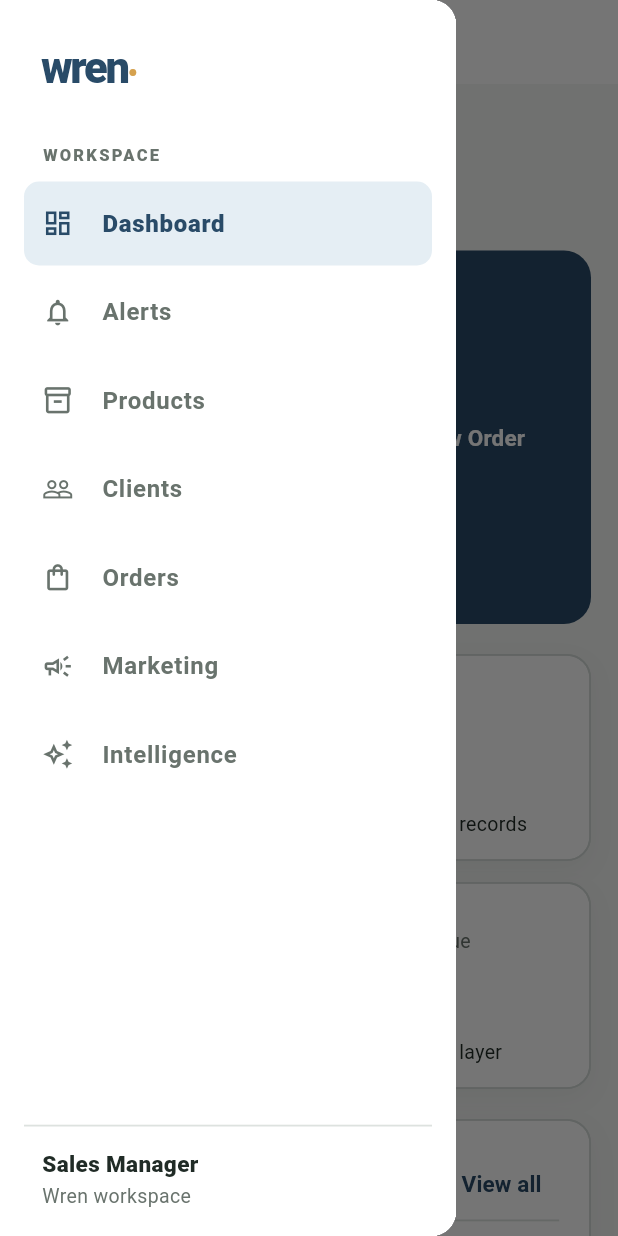
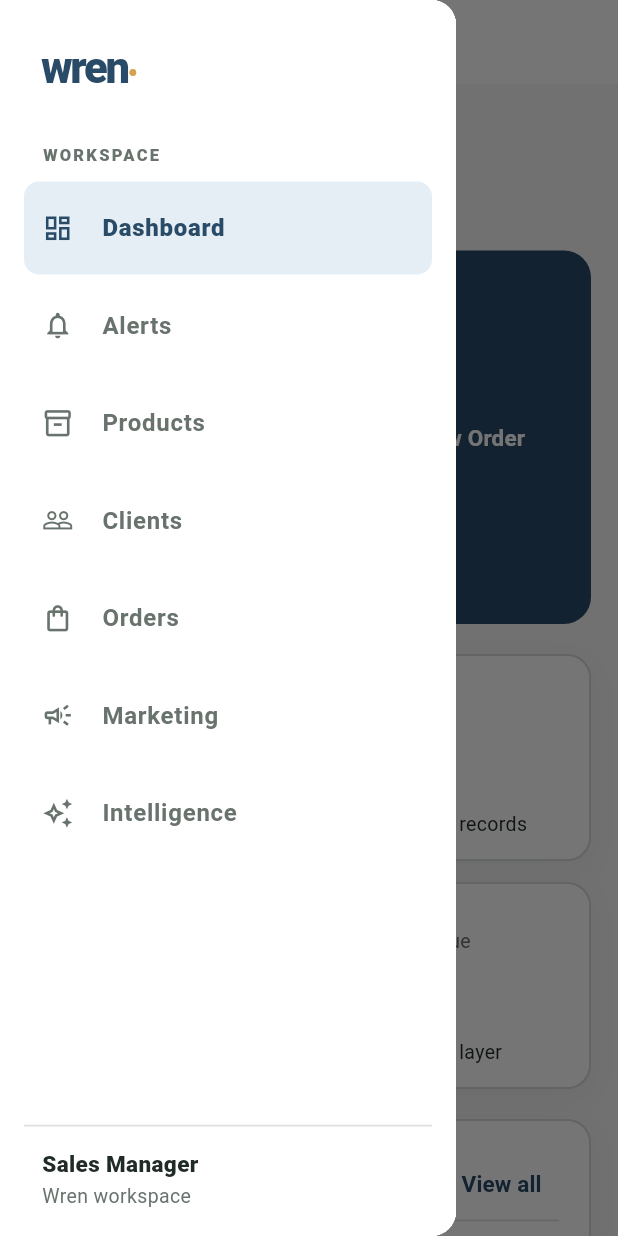
Before and after one commit to panashegwapedza/ASAM, a Flutter app: the screen it shows once a user with an empty profile is signed in, with the side drawer open, on a phone screen of 412 x 824 dp. Run offline on Flutter 3.47's test engine with Material 3 defaults, Android fonts, the phone set to English and light mode, and no system bars; our stand-ins replace supabase_flutter; accounts and stored records are empty; Roboto replaces fonts that are missing (Arial).

Commit message:
Strengthen Wren workspace navigation

```diff
--- a/lib/app/app.dart
+++ b/lib/app/app.dart
@@ -118,7 +118,7 @@ class _AsamShellState extends State<AsamShell> {
       body: Row(
         children: [
           SizedBox(
-            width: 244,
+            width: 256,
             child: _Sidebar(
               selectedIndex: _selectedIndex,
               labels: _labels,
@@ -176,11 +176,12 @@ class _Sidebar extends StatelessWidget {
                   child: ListTile(
                     selected: selectedIndex == index,
                     selectedTileColor: AsamTheme.selected,
+                    selectedColor: AsamTheme.navy,
                     shape: RoundedRectangleBorder(borderRadius: BorderRadius.circular(10)),
                     leading: Icon(icons[index], size: 21, color: selectedIndex == index ? AsamTheme.navy : AsamTheme.muted),
                     title: Text(labels[index], style: TextStyle(fontSize: 16, fontWeight: selectedIndex == index ? FontWeight.w800 : FontWeight.w600, color: selectedIndex == index ? AsamTheme.navy : AsamTheme.muted)),
                     onTap: () => onSelected(index),
-                    contentPadding: const EdgeInsets.symmetric(horizontal: 12),
+                    contentPadding: const EdgeInsets.symmetric(horizontal: 12, vertical: 3),
                   ),
                 ),
               ),
```
